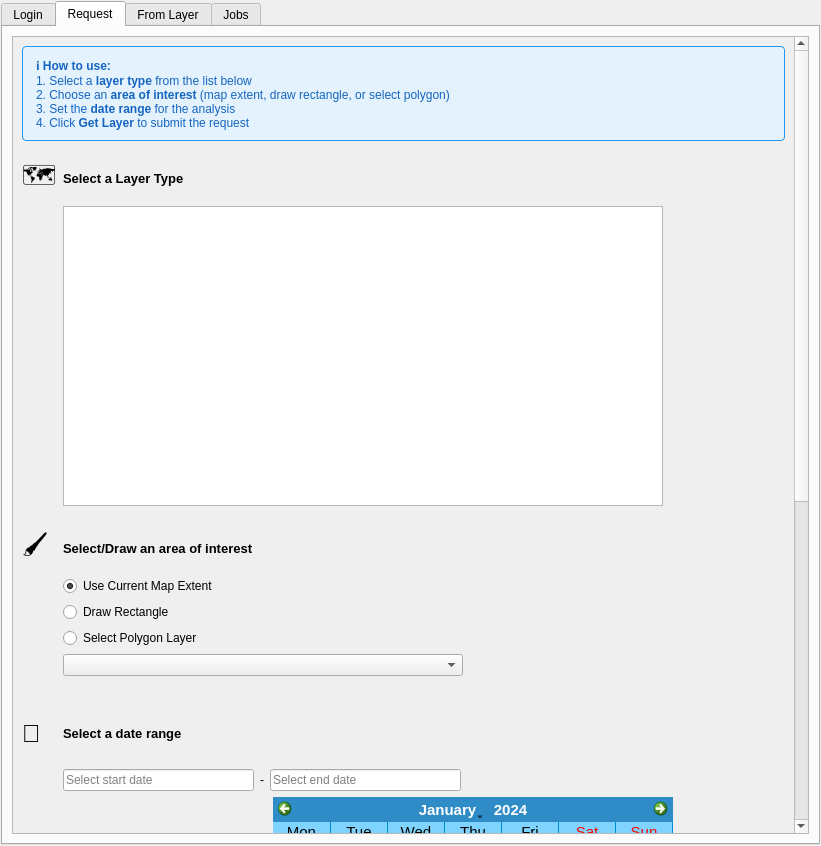
First picture: the form in ermes_qgis_dialog_base.ui, repository links-ads/ermes-mapping-plugin, before the edit.
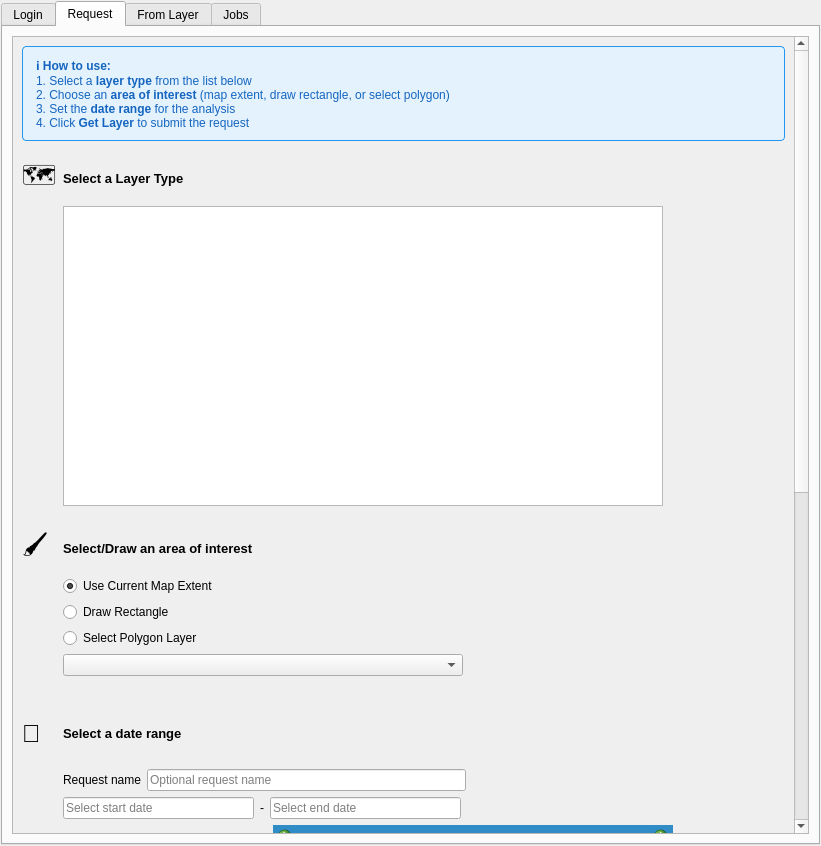
Second picture: the form after the edit. The open tabs and pages were chosen to show the change. Custom widgets are drawn as their Qt base class.

Commit message: Added request name field

```diff
--- a/ermes_qgis_dialog_base.ui
+++ b/ermes_qgis_dialog_base.ui
@@ -1288,6 +1288,46 @@
                </property>
               </spacer>
              </item>
+             <item row="19" column="1">
+              <layout class="QHBoxLayout" name="requestNameLayout">
+               <item>
+                <widget class="QLabel" name="requestNameLabel">
+                 <property name="text">
+                  <string>Request name</string>
+                 </property>
+                </widget>
+               </item>
+               <item>
+                <widget class="QLineEdit" name="requestNameLineEdit">
+                 <property name="maximumSize">
+                  <size>
+                   <width>400</width>
+                   <height>25</height>
+                  </size>
+                 </property>
+                 <property name="placeholderText">
+                  <string>Optional request name</string>
+                 </property>
+                 <property name="clearButtonEnabled">
+                  <bool>true</bool>
+                 </property>
+                </widget>
+               </item>
+               <item>
+                <spacer name="horizontalSpacer_request_name">
+                 <property name="orientation">
+                  <enum>Qt::Horizontal</enum>
+                 </property>
+                 <property name="sizeHint" stdset="0">
+                  <size>
+                   <width>40</width>
+                   <height>20</height>
+                  </size>
+                 </property>
+                </spacer>
+               </item>
+              </layout>
+             </item>
              <item row="20" column="1">
               <layout class="QHBoxLayout" name="horizontalLayout">
                <item>
```
The commit also changes 1 other file.
